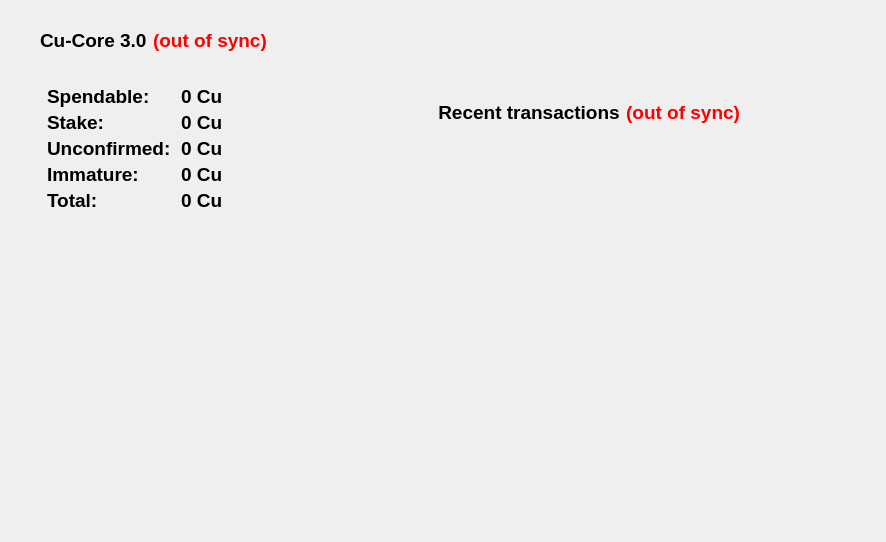
Old version of the form src/qt/forms/overviewpage.ui in the repository nerdlabs-dev/Coppercoin-Cu.
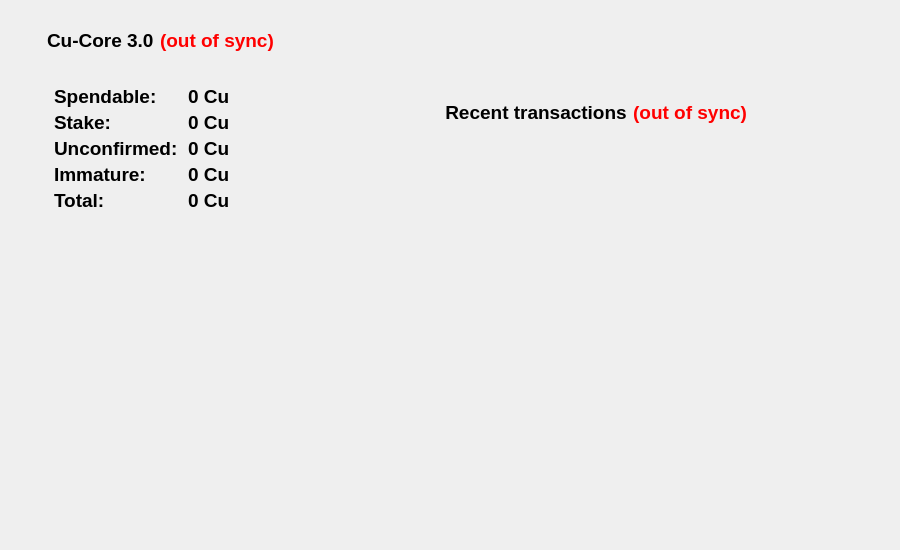
New version of the form. Icons and pictures are not drawn.

Commit message: set min size

Diff of the .ui file:
```diff
--- a/src/qt/forms/overviewpage.ui
+++ b/src/qt/forms/overviewpage.ui
@@ -2,13 +2,11 @@
 <ui version="4.0">
  <class>OverviewPage</class>
  <widget class="QWidget" name="OverviewPage">
-  <property name="geometry">
-   <rect>
-    <x>0</x>
-    <y>0</y>
-    <width>886</width>
-    <height>542</height>
-   </rect>
+  <property name="minimumSize">
+   <size>
+    <width>900</width>
+    <height>550</height>
+   </size>
   </property>
   <property name="windowTitle">
    <string>Form</string>
```
